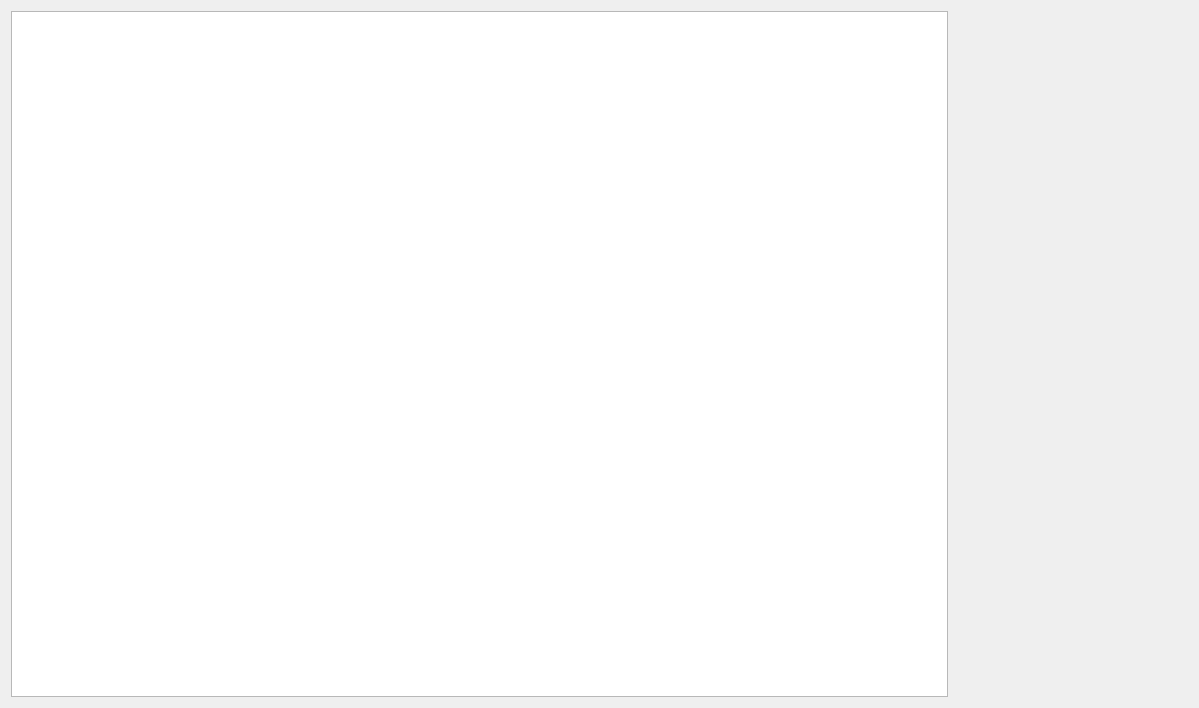
The window that admin/administratorform.ui (toptan/paso) describes before a commit, drawn with Qt 5.
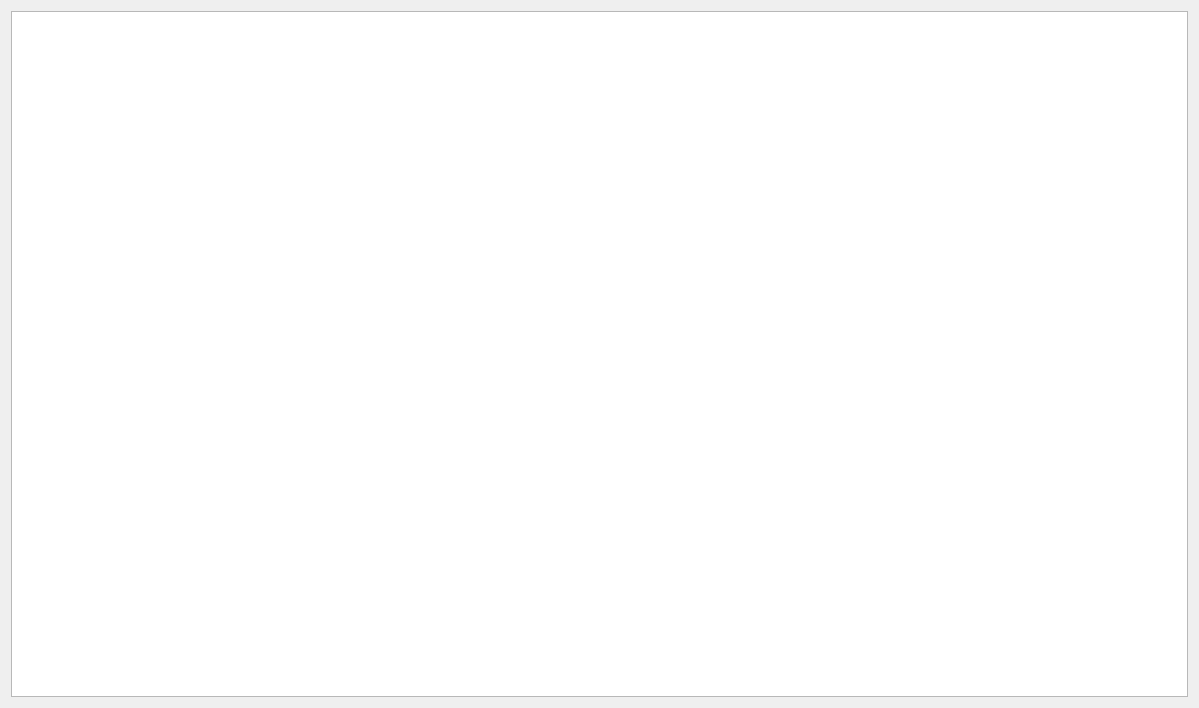
The same window after the commit. Custom widgets are drawn as their Qt base class.

The edit to the form file:
```diff
--- a/admin/administratorform.ui
+++ b/admin/administratorform.ui
@@ -13,9 +13,7 @@
   <property name="windowTitle">
    <string>Form</string>
   </property>
-  <layout class="QVBoxLayout" name="verticalLayout">
-   <item>
-    <layout class="QHBoxLayout" name="horizontalLayout" stretch="4,1">
+  <layout class="QHBoxLayout" name="horizontalLayout">
      <item>
       <widget class="QTableView" name="tableView">
        <property name="alternatingRowColors">
@@ -32,28 +30,8 @@
        </property>
       </widget>
      </item>
-     <item>
-      <widget class="paso::admin::RecordDisplayWidget" name="recordDetails" native="true">
-       <property name="sizePolicy">
-        <sizepolicy hsizetype="Expanding" vsizetype="Expanding">
-         <horstretch>1</horstretch>
-         <verstretch>0</verstretch>
-        </sizepolicy>
-       </property>
-      </widget>
-     </item>
-    </layout>
-   </item>
-  </layout>
+  </layout>
  </widget>
- <customwidgets>
-  <customwidget>
-   <class>paso::admin::RecordDisplayWidget</class>
-   <extends>QWidget</extends>
-   <header>recorddisplaywidget.h</header>
-   <container>1</container>
-  </customwidget>
- </customwidgets>
  <resources/>
  <connections/>
 </ui>
```
Lines whose indentation alone changed are shown as unchanged.
